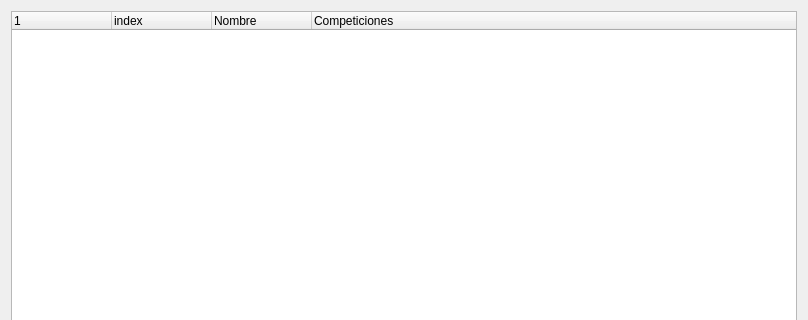
soker90/betcon, file ui/sports.ui: the form before one commit; both pictures show x 0 to 808 and y 0 to 320 of the 808 by 504 pixel window.
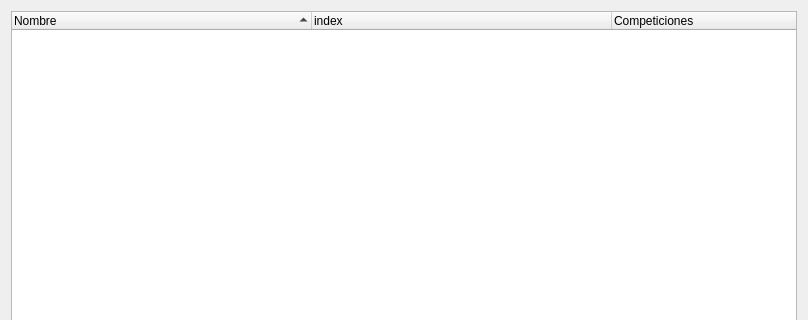
The form after the commit.

What changed in the file:
```diff
--- a/ui/sports.ui
+++ b/ui/sports.ui
@@ -16,21 +16,22 @@
   <layout class="QVBoxLayout" name="verticalLayout">
    <item>
     <widget class="QTreeWidget" name="treeMain">
-     <column>
-      <property name="text">
-       <string notr="true"/>
-      </property>
-     </column>
-     <column>
-      <property name="text">
-       <string>index</string>
-      </property>
-     </column>
+     <property name="sortingEnabled">
+      <bool>true</bool>
+     </property>
+     <attribute name="headerDefaultSectionSize">
+      <number>300</number>
+     </attribute>
      <column>
       <property name="text">
        <string>Nombre</string>
       </property>
      </column>
+     <column>
+      <property name="text">
+       <string>index</string>
+      </property>
+     </column>
      <column>
       <property name="text">
        <string>Competiciones</string>
```
